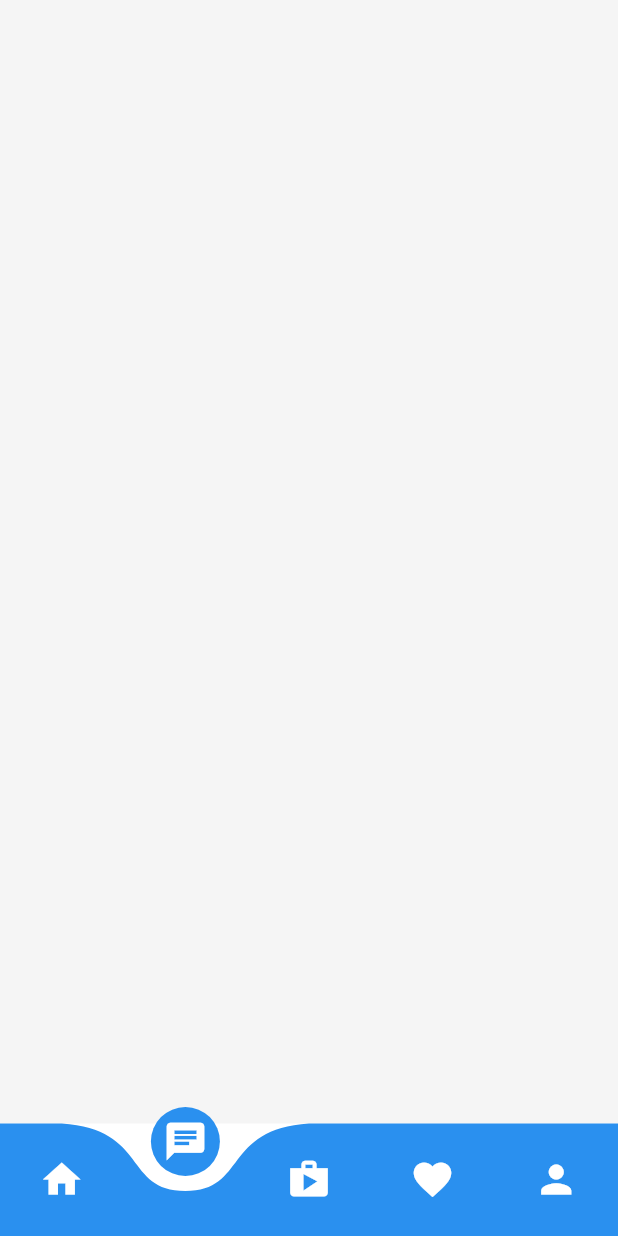
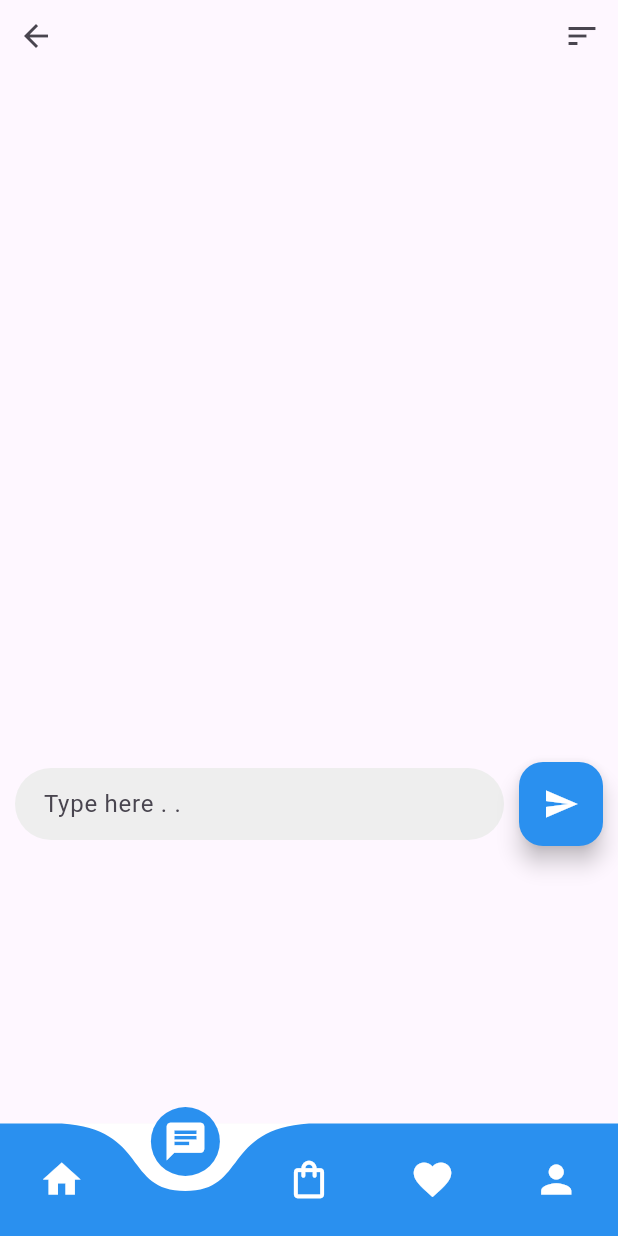
Before and after one commit to lansoyyy/aquaventures, a Flutter app: the HomeScreen screen opened directly, item 2 of the bottom bar chosen, on a phone screen of 412 x 824 dp. Run offline on Flutter 3.47's test engine with Material 3 defaults, Android fonts, the phone set to English and light mode, and no system bars; drawn by our look-alikes of curved_navigation_bar; our stand-ins replace fluttertoast.

Commit message:
added chat page ui

```diff
--- a/lib/screens/home_screen.dart
+++ b/lib/screens/home_screen.dart
@@ -1,3 +1,4 @@
+import 'package:aquaventures/screens/tabs/chat_tab.dart';
 import 'package:aquaventures/screens/tabs/home_tab.dart';
 import 'package:aquaventures/utils/colors.dart';
 import 'package:curved_navigation_bar/curved_navigation_bar.dart';
@@ -18,7 +19,7 @@ class _HomeScreenState extends State<HomeScreen> {
 
   List tabs = [
     const HomeTab(),
-    const SizedBox(),
+    const ChatTab(),
     const SizedBox(),
     const SizedBox(),
     const SizedBox(),
@@ -45,7 +46,7 @@ class _HomeScreenState extends State<HomeScreen> {
             color: Colors.white,
           ),
           Icon(
-            Icons.shop,
+            Icons.shopping_bag_outlined,
             size: 30,
             color: Colors.white,
           ),
--- /dev/null
+++ b/lib/screens/tabs/chat_tab.dart
@@ -0,0 +1,159 @@
+import 'package:aquaventures/utils/colors.dart';
+import 'package:aquaventures/widgets/text_widget.dart';
+import 'package:flutter/material.dart';
+
+class ChatTab extends StatefulWidget {
+  const ChatTab({super.key});
+
+  @override
+  _ChatTabState createState() => _ChatTabState();
+}
+
+class _ChatTabState extends State<ChatTab> {
+  final List<String> messages = [];
+  final TextEditingController messageController = TextEditingController();
+
+  void sendMessage() {
+    if (messageController.text.isNotEmpty) {
+      setState(() {
+        messages.add(messageController.text);
+      });
+      messageController.clear();
+    }
+  }
+
+  @override
+  Widget build(BuildContext context) {
+    return Scaffold(
+      body: Column(
+        children: [
+          Row(
+            mainAxisAlignment: MainAxisAlignment.spaceBetween,
+            children: [
+              IconButton(
+                onPressed: () {},
+                icon: const Icon(
+                  Icons.arrow_back,
+                ),
+              ),
+              IconButton(
+                onPressed: () {},
+                icon: const Icon(
+                  Icons.sort,
+                ),
+              ),
+            ],
+          ),
+          SizedBox(
+            height: 450,
+            child: ListView.builder(
+              padding: const EdgeInsets.all(16.0),
+              itemCount: messages.length,
+              itemBuilder: (context, index) {
+                bool isMe = index % 2 == 0;
+                return Row(
+                  mainAxisAlignment:
+                      isMe ? MainAxisAlignment.start : MainAxisAlignment.end,
+                  children: [
+                    if (isMe)
+                      const Padding(
+                        padding: EdgeInsets.only(right: 10),
+                        child: CircleAvatar(
+                          radius: 20,
+                          backgroundImage: AssetImage('assets/avatar.png'),
+                        ),
+                      ),
+                    if (!isMe) const SizedBox(width: 40), // Space for alignment
+                    Expanded(
+                      child: Align(
+                        alignment:
+                            isMe ? Alignment.centerLeft : Alignment.centerRight,
+                        child: Container(
+                          margin: const EdgeInsets.symmetric(vertical: 5.0),
+                          padding: const EdgeInsets.symmetric(
+                              vertical: 10.0, horizontal: 15.0),
+                          decoration: BoxDecoration(
+                            color: isMe
+                                ? Colors.blue[100]
+                                : Colors.greenAccent[100],
+                            borderRadius: BorderRadius.only(
+                              topLeft: const Radius.circular(20),
+                              topRight: const Radius.circular(20),
+                              bottomLeft: isMe
+                                  ? const Radius.circular(0)
+                                  : const Radius.circular(20),
+                              bottomRight: isMe
+                                  ? const Radius.circular(20)
+                                  : const Radius.circular(0),
+                            ),
+                            boxShadow: [
+                              BoxShadow(
+                                color: Colors.grey.withOpacity(0.3),
+                                blurRadius: 5.0,
+                                offset: const Offset(0, 3),
+                              ),
+                            ],
+                          ),
+                          child: TextWidget(
+                            text: messages[index],
+                            fontSize: 16.0,
+                            isItalize: false,
+                            isBold: false,
+                            align: TextAlign.left,
+                            color: Colors.black87,
+                            fontFamily: 'Regular',
+                          ),
+                        ),
+                      ),
+                    ),
+                    if (!isMe)
+                      const Padding(
+                        padding: EdgeInsets.only(left: 10),
+                        child: CircleAvatar(
+                          radius: 20,
+                          backgroundImage: AssetImage('assets/avatar.png'),
+                        ),
+                      ),
+                    if (isMe) const SizedBox(width: 40), // Space for alignment
+                  ],
+                );
+              },
+            ),
+          ),
+          Padding(
+            padding: const EdgeInsets.all(10.0),
+            child: Row(
+              children: [
+                Expanded(
+                  child: TextField(
+                    controller: messageController,
+                    decoration: InputDecoration(
+                      filled: true,
+                      fillColor: Colors.grey[200],
+                      hintText: 'Type here . . ',
+                      contentPadding:
+                          const EdgeInsets.symmetric(horizontal: 15.0),
+                      border: OutlineInputBorder(
+                        borderRadius: BorderRadius.circular(30.0),
+                        borderSide: BorderSide.none,
+                      ),
+                    ),
+                  ),
+                ),
+                const SizedBox(width: 10),
+                FloatingActionButton(
+                  onPressed: sendMessage,
+                  backgroundColor: primary,
+                  child: const Icon(
+                    Icons.send,
+                    color: Colors.white,
+                  ),
+                ),
+              ],
+            ),
+          ),
+        ],
+      ),
+    );
+  }
+}
```
